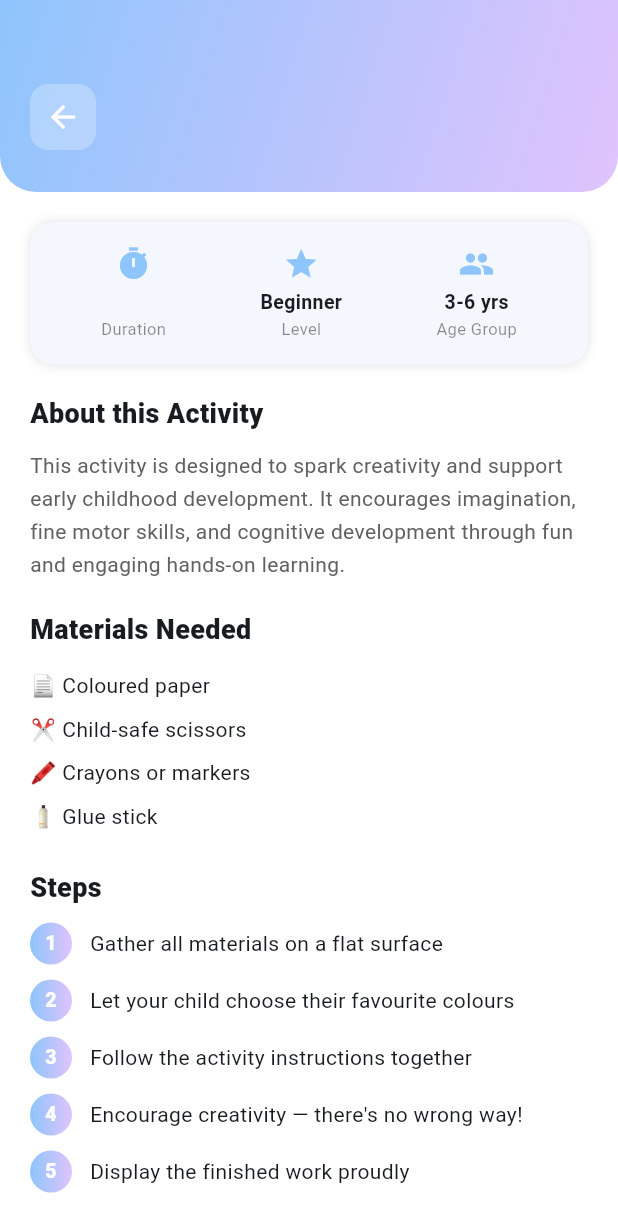
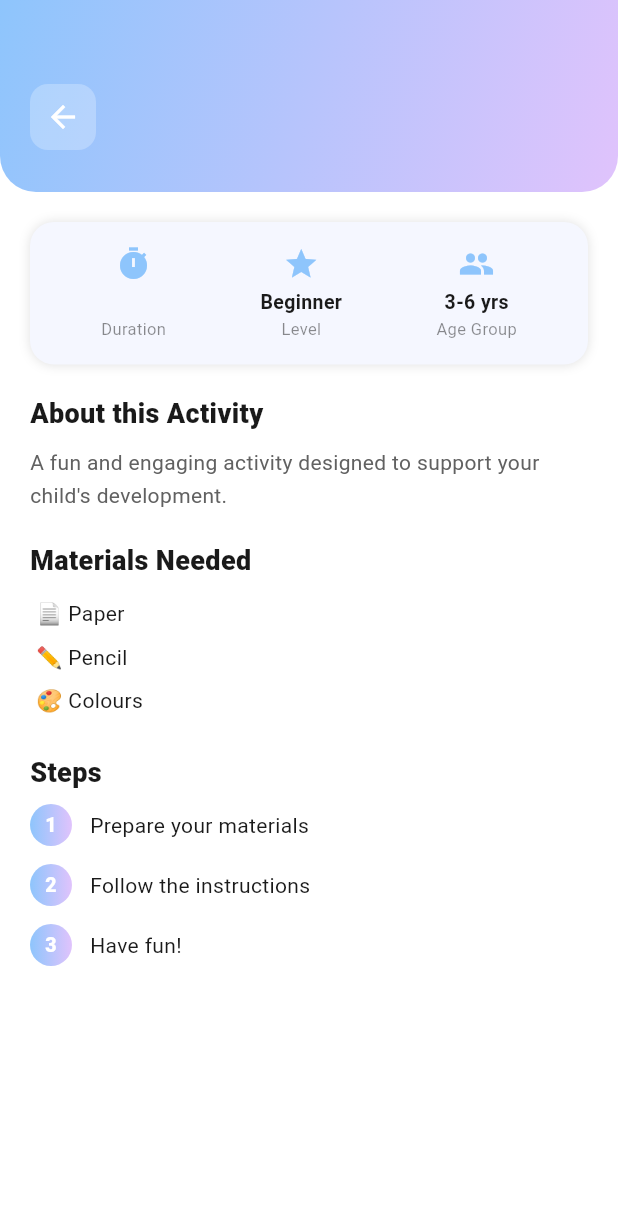
Before and after one commit to ShreeyaPaudel/kreative_kindle, a Flutter app: the ActivityDetailPage screen opened directly with empty values, on a phone screen of 412 x 824 dp. Shown: the top 1232 px of the screen. Run offline on Flutter 3.47's test engine with Material 3 defaults, Android fonts, the phone set to English and light mode, and no system bars; our stand-ins replace connectivity_plus, dio, flutter_riverpod, flutter_secure_storage, hive, hive_flutter and 6 more; accounts and stored records are empty; generated files the repository leaves out were written again.

Commit message:
fixed activity pages and dark mode

```diff
--- a/lib/app.dart
+++ b/lib/app.dart
@@ -12,25 +12,18 @@ class KreativeKindleApp extends ConsumerWidget {
     final isDark = ref.watch(themeProvider);
 
     SystemChrome.setSystemUIOverlayStyle(
-      const SystemUiOverlayStyle(
+      SystemUiOverlayStyle(
         statusBarColor: Colors.transparent,
-        statusBarIconBrightness: Brightness.dark,
+        statusBarIconBrightness: isDark ? Brightness.light : Brightness.dark,
       ),
     );
+
     return MaterialApp(
       debugShowCheckedModeBanner: false,
       title: 'Kreative Kindle',
       themeMode: isDark ? ThemeMode.dark : ThemeMode.light,
-      theme: ThemeData(
-        useMaterial3: true,
-        brightness: Brightness.light,
-        colorSchemeSeed: const Color(0xFF8EC5FC),
-      ),
-      darkTheme: ThemeData(
-        useMaterial3: true,
-        brightness: Brightness.dark,
-        colorSchemeSeed: const Color(0xFF8EC5FC),
-      ),
+      theme: lightTheme,
+      darkTheme: darkTheme,
       home: SplashScreen(),
     );
   }
--- a/lib/core/providers/theme_provider.dart
+++ b/lib/core/providers/theme_provider.dart
@@ -1,6 +1,7 @@
+import 'package:flutter/material.dart';
 import 'package:flutter_riverpod/flutter_riverpod.dart';
 import 'package:shared_preferences/shared_preferences.dart';
-import 'package:riverpod/legacy.dart';
+import 'package:flutter_riverpod/legacy.dart';
 
 final themeProvider = StateNotifierProvider<ThemeNotifier, bool>((ref) {
   return ThemeNotifier();
@@ -22,3 +23,38 @@ class ThemeNotifier extends StateNotifier<bool> {
     await prefs.setBool('isDarkMode', state);
   }
 }
+
+// Proper themes
+final lightTheme = ThemeData(
+  useMaterial3: true,
+  brightness: Brightness.light,
+  scaffoldBackgroundColor: Colors.white,
+  colorScheme: ColorScheme.fromSeed(
+    seedColor: const Color(0xFF8EC5FC),
+    brightness: Brightness.light,
+  ),
+  textTheme: const TextTheme(
+    bodyLarge: TextStyle(color: Color(0xFF1A1A1A)),
+    bodyMedium: TextStyle(color: Color(0xFF1A1A1A)),
+    bodySmall: TextStyle(color: Color(0xFF555555)),
+  ),
+  cardColor: const Color(0xFFF5F7FF),
+  dividerColor: const Color(0xFFE0E0E0),
+);
+
+final darkTheme = ThemeData(
+  useMaterial3: true,
+  brightness: Brightness.dark,
+  scaffoldBackgroundColor: const Color(0xFF121212),
+  colorScheme: ColorScheme.fromSeed(
+    seedColor: const Color(0xFF8EC5FC),
+    brightness: Brightness.dark,
+  ),
+  textTheme: const TextTheme(
+    bodyLarge: TextStyle(color: Color(0xFFF0F0F0)),
+    bodyMedium: TextStyle(color: Color(0xFFF0F0F0)),
+    bodySmall: TextStyle(color: Color(0xFFAAAAAA)),
+  ),
+  cardColor: const Color(0xFF1E1E1E),
+  dividerColor: const Color(0xFF333333),
+);
--- a/lib/features/activities/presentation/pages/activity_detail_page.dart
+++ b/lib/features/activities/presentation/pages/activity_detail_page.dart
@@ -14,10 +14,146 @@ class ActivityDetailPage extends StatelessWidget {
     required this.category,
   });
 
+  // Unique content per activity
+  Map<String, dynamic> get _activityData {
+    final Map<String, Map<String, dynamic>> data = {
+      'Rainbow Paper Craft': {
+        'description':
+            'A colourful craft activity where children create beautiful rainbow artwork using paper strips. This boosts fine motor skills, colour recognition, and creativity.',
+        'ageGroup': '3-6 yrs',
+        'level': 'Beginner',
+        'materials': [
+          '📄 Coloured paper strips',
+          '✂️ Child-safe scissors',
+          '🧴 Glue stick',
+          '✏️ Pencil',
+        ],
+        'steps': [
+          'Cut coloured paper into strips of equal size',
+          'Arrange strips in rainbow colour order (red, orange, yellow, green, blue, purple)',
+          'Glue each strip onto white paper in a curved shape',
+          'Add cotton wool clouds at the ends',
+          'Let dry and display your rainbow!',
+        ],
+      },
+      'Shape Sorting Game': {
+        'description':
+            'An interactive game where children match and sort shapes by colour and size. Develops logical thinking, spatial awareness, and problem-solving skills.',
+        'ageGroup': '2-5 yrs',
+        'level': 'Beginner',
+        'materials': [
+          '🔷 Shape cutouts (circle, square, triangle)',
+          '🎨 Coloured markers',
+          '📦 Sorting box with holes',
+        ],
+        'steps': [
+          'Lay out all shape cutouts on the table',
+          'Ask your child to identify each shape by name',
+          'Sort shapes by colour first, then by size',
+          'Try matching shapes to the correct holes in the box',
+          'Celebrate each correct match with encouragement!',
+        ],
+      },
+      'Finger Painting': {
+        'description':
+            'A sensory art activity using fingers as paintbrushes. Encourages self-expression, sensory exploration, and develops hand-eye coordination.',
+        'ageGroup': '2-6 yrs',
+        'level': 'Beginner',
+        'materials': [
+          '🎨 Non-toxic finger paint',
+          '📄 Large white paper',
+          '🧴 Baby wipes for cleanup',
+          '👕 Old shirt/apron',
+        ],
+        'steps': [
+          'Cover the table with newspaper and put on an apron',
+          'Squeeze small amounts of different paint colours onto a palette',
+          'Dip fingers into paint and press onto paper',
+          'Try making handprints, swirls, and dots',
+          'Let the painting dry completely before displaying',
+        ],
+      },
+      'Story Building': {
+        'description':
+            'A creative storytelling activity where children build their own stories using picture cards. Develops language skills, imagination, and narrative thinking.',
+        'ageGroup': '4-7 yrs',
+        'level': 'Intermediate',
+        'materials': [
+          '🃏 Picture story cards',
+          '📖 Blank story book',
+          '🖍️ Crayons',
+          '⭐ Sticker rewards',
+        ],
+        'steps': [
+          'Spread picture cards face down on the table',
+          'Child picks 3 random cards',
+          'Ask them: "Can you make a story with these pictures?"',
+          'Help them draw their story in the blank book',
+          'Read the story back together and celebrate!',
+        ],
+      },
+      'Number Puzzles': {
+        'description':
+            'Fun number matching and counting puzzles that make maths enjoyable. Builds number recognition, counting skills, and basic arithmetic.',
+        'ageGroup': '3-6 yrs',
+        'level': 'Beginner',
+        'materials': [
+          '🔢 Number puzzle cards (1-10)',
+          '🟡 Counting tokens/beads',
+          '📝 Worksheet',
+          '✏️ Pencil',
+        ],
+        'steps': [
+          'Lay out number cards 1-10 in order',
+          'Count out the matching number of tokens for each card',
+          'Mix up the cards and ask child to reorder them',
+          'Try the worksheet — trace numbers and draw matching dots',
+          'Award a sticker for every completed puzzle!',
+        ],
+      },
+      'Nature Walk': {
+        'description':
+            'An outdoor exploration activity where children discover the natural world. Encourages curiosity, observation skills, and appreciation for nature.',
+        'ageGroup': '3-8 yrs',
+        'level': 'Beginner',
+        'materials': [
+          '🎒 Small backpack',
+          '🔍 Magnifying glass',
+          '📋 Nature checklist',
+          '🫙 Collection jar',
+        ],
+        'steps': [
+          'Print or draw a nature checklist (leaf, flower, rock, bug, bird)',
+          'Head to a park or garden with your child',
+          'Use the magnifying glass to examine small things closely',
+          'Collect safe items like leaves, pebbles, and seed pods',
+          'Come home and identify everything you collected!',
+        ],
+      },
+    };
+
+    return data[title] ??
+        {
+          'description':
+              'A fun and engaging activity designed to support your child\'s development.',
+          'ageGroup': '3-6 yrs',
+          'level': 'Beginner',
+          'materials': ['📄 Paper', '✏️ Pencil', '🎨 Colours'],
+          'steps': [
+            'Prepare your materials',
+            'Follow the instructions',
+            'Have fun!',
+          ],
+        };
+  }
+
   @override
   Widget build(BuildContext context) {
+    final data = _activityData;
+    final materials = List<String>.from(data['materials']);
+    final steps = List<String>.from(data['steps']);
+
     return Scaffold(
-      backgroundColor: Colors.white,
       body: Column(
         children: [
           // Header
@@ -79,11 +215,11 @@ class ActivityDetailPage extends StatelessWidget {
               child: Column(
                 crossAxisAlignment: CrossAxisAlignment.start,
                 children: [
-                  // Overview card
+                  // Stats row
                   Container(
                     padding: const EdgeInsets.all(16),
                     decoration: BoxDecoration(
-                      color: const Color(0xFFF5F7FF),
+                      color: Theme.of(context).cardColor,
                       borderRadius: BorderRadius.circular(16),
                       boxShadow: const [
                         BoxShadow(color: Colors.black12, blurRadius: 6),
@@ -92,92 +228,47 @@ class ActivityDetailPage extends StatelessWidget {
                     child: Row(
                       mainAxisAlignment: MainAxisAlignment.spaceAround,
                       children: [
-                        _statItem(Icons.timer, duration, 'Duration'),
-                        _statItem(Icons.star, 'Beginner', 'Level'),
-                        _statItem(Icons.people, '3-6 yrs', 'Age Group'),
+                        _statItem(context, Icons.timer, duration, 'Duration'),
+                        _statItem(context, Icons.star, data['level'], 'Level'),
+                        _statItem(
+                          context,
+                          Icons.people,
+                          data['ageGroup'],
+                          'Age Group',
+                        ),
                       ],
                     ),
                   ),
 
                   const SizedBox(height: 20),
 
-                  const Text(
-                    'About this Activity',
-                    style: TextStyle(fontSize: 18, fontWeight: FontWeight.w800),
-                  ),
-                  const SizedBox(height: 10),
+                  _sectionTitle(context, 'About this Activity'),
+                  const SizedBox(height: 8),
                   Text(
-                    'This activity is designed to spark creativity and support early childhood development. '
-                    'It encourages imagination, fine motor skills, and cognitive development through '
-                    'fun and engaging hands-on learning.',
-                    style: TextStyle(color: Colors.grey.shade700, height: 1.6),
+                    data['description'],
+                    style: TextStyle(
+                      color: Theme.of(context).brightness == Brightness.dark
+                          ? Colors.grey.shade300
+                          : Colors.grey.shade700,
+                      height: 1.6,
+                    ),
                   ),
 
                   const SizedBox(height: 20),
 
-                  const Text(
-                    'Materials Needed',
-                    style: TextStyle(fontSize: 18, fontWeight: FontWeight.w800),
-                  ),
-                  const SizedBox(height: 10),
-                  _materialItem('📄 Coloured paper'),
-                  _materialItem('✂️ Child-safe scissors'),
-                  _materialItem('🖍️ Crayons or markers'),
-                  _materialItem('🧴 Glue stick'),
+                  _sectionTitle(context, 'Materials Needed'),
+                  const SizedBox(height: 8),
+                  ...materials.map((m) => _materialItem(context, m)),
 
                   const SizedBox(height: 20),
 
-                  const Text(
-                    'Steps',
-                    style: TextStyle(fontSize: 18, fontWeight: FontWeight.w800),
+                  _sectionTitle(context, 'Steps'),
+                  const SizedBox(height: 8),
+                  ...steps.asMap().entries.map(
+                    (e) => _stepItem(context, e.key + 1, e.value),
                   ),
-                  const SizedBox(height: 10),
-                  _stepItem(1, 'Gather all materials on a flat surface'),
-                  _stepItem(2, 'Let your child choose their favourite colours'),
-                  _stepItem(3, 'Follow the activity instructions together'),
-                  _stepItem(4, 'Encourage creativity — there\'s no wrong way!'),
-                  _stepItem(5, 'Display the finished work proudly'),
 
                   const SizedBox(height: 30),
-
-                  // Start button
-                  SizedBox(
-                    width: double.infinity,
-                    child: Container(
-                      decoration: BoxDecoration(
-                        borderRadius: BorderRadius.circular(14),
-                        gradient: const LinearGradient(
-                          colors: [Color(0xFF8EC5FC), Color(0xFFE0C3FC)],
-                        ),
-                      ),
-                      child: ElevatedButton.icon(
-                        style: ElevatedButton.styleFrom(
-                          backgroundColor: Colors.transparent,
-                          shadowColor: Colors.transparent,
-                          padding: const EdgeInsets.symmetric(vertical: 14),
-                          shape: RoundedRectangleBorder(
-                            borderRadius: BorderRadius.circular(14),
-                          ),
-                        ),
-                        onPressed: () {
-                          ScaffoldMessenger.of(context).showSnackBar(
-                            const SnackBar(
-                              content: Text('Activity started! Have fun! 🎉'),
-                            ),
-                          );
-                        },
-                        icon: const Icon(Icons.play_arrow, color: Colors.white),
-                        label: const Text(
-                          'Start Activity',
-                          style: TextStyle(
-                            color: Colors.white,
-                            fontWeight: FontWeight.w700,
-                            fontSize: 16,
-                          ),
-                        ),
-                      ),
-                    ),
-                  ),
                 ],
               ),
             ),
@@ -187,7 +278,19 @@ class ActivityDetailPage extends StatelessWidget {
     );
   }
 
-  Widget _statItem(IconData icon, String value, String label) {
+  Widget _sectionTitle(BuildContext context, String title) {
+    return Text(
+      title,
+      style: const TextStyle(fontSize: 18, fontWeight: FontWeight.w800),
+    );
+  }
+
+  Widget _statItem(
+    BuildContext context,
+    IconData icon,
+    String value,
+    String label,
+  ) {
     return Column(
       children: [
         Icon(icon, color: const Color(0xFF8EC5FC), size: 24),
@@ -198,22 +301,32 @@ class ActivityDetailPage extends StatelessWidget {
         ),
         Text(
           label,
-          style: const TextStyle(color: Colors.black45, fontSize: 11),
+          style: TextStyle(
+            color: Theme.of(context).brightness == Brightness.dark
+                ? Colors.grey.shade400
+                : Colors.black45,
+            fontSize: 11,
+          ),
         ),
       ],
     );
   }
 
-  Widget _materialItem(String text) {
+  Widget _materialItem(BuildContext context, String text) {
     return Padding(
       padding: const EdgeInsets.symmetric(vertical: 4),
-      child: Text(text, style: const TextStyle(fontSize: 14, height: 1.5)),
+      child: Row(
+        children: [
+          const SizedBox(width: 4),
+          Text(text, style: const TextStyle(fontSize: 14, height: 1.5)),
+        ],
+      ),
     );
   }
 
-  Widget _stepItem(int step, String text) {
+  Widget _stepItem(BuildContext context, int step, String text) {
     return Padding(
-      padding: const EdgeInsets.only(bottom: 10),
+      padding: const EdgeInsets.only(bottom: 12),
       child: Row(
         crossAxisAlignment: CrossAxisAlignment.start,
         children: [
--- a/lib/features/dashboard/presentation/pages/updates_page.dart
+++ b/lib/features/dashboard/presentation/pages/updates_page.dart
@@ -5,12 +5,11 @@ import '../../../../core/api/api_client.dart';
 final postsProvider = FutureProvider<List<Map<String, dynamic>>>((ref) async {
   final client = ref.read(apiClientProvider);
   final res = await client.get('/posts');
-
   if (res.data is List) {
-    return (res.data as List).cast<Map<String, dynamic>>();
+    return (res.data as List).map((e) => Map<String, dynamic>.from(e)).toList();
   }
-  final List data = res.data['data'] ?? res.data['posts'] ?? [];
-  return data.cast<Map<String, dynamic>>();
+  final raw = res.data['data'] ?? res.data['posts'] ?? [];
+  return (raw as List).map((e) => Map<String, dynamic>.from(e)).toList();
 });
 
 class UpdatesPage extends ConsumerWidget {
```
